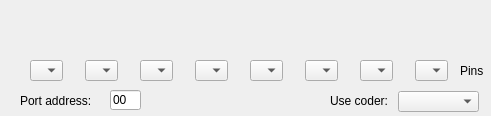
This is IDE/GUI/widgets/Tools/SimLed/simled.ui in AbyssAbbeba/MDS-picoblaze-AVR-ide as Qt 5 draws it before an edit. The edited form follows.
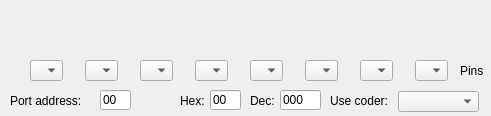
This is the edited form.

```diff
--- a/IDE/GUI/widgets/Tools/SimLed/simled.ui
+++ b/IDE/GUI/widgets/Tools/SimLed/simled.ui
@@ -120,7 +120,7 @@
   <widget class="QLabel" name="label">
    <property name="geometry">
     <rect>
-     <x>20</x>
+     <x>10</x>
      <y>90</y>
      <width>91</width>
      <height>21</height>
@@ -133,7 +133,7 @@
   <widget class="QLineEdit" name="lineEditAddress">
    <property name="geometry">
     <rect>
-     <x>110</x>
+     <x>100</x>
      <y>90</y>
      <width>31</width>
      <height>20</height>
@@ -188,6 +188,64 @@
     <string>Pins</string>
    </property>
   </widget>
+  <widget class="QLineEdit" name="lineEditHex">
+   <property name="geometry">
+    <rect>
+     <x>210</x>
+     <y>90</y>
+     <width>31</width>
+     <height>20</height>
+    </rect>
+   </property>
+   <property name="toolTip">
+    <string>Value on port (hex)</string>
+   </property>
+   <property name="text">
+    <string>00</string>
+   </property>
+  </widget>
+  <widget class="QLabel" name="label_3">
+   <property name="geometry">
+    <rect>
+     <x>180</x>
+     <y>90</y>
+     <width>31</width>
+     <height>21</height>
+    </rect>
+   </property>
+   <property name="text">
+    <string>Hex:</string>
+   </property>
+  </widget>
+  <widget class="QLineEdit" name="lineEditDec">
+   <property name="geometry">
+    <rect>
+     <x>280</x>
+     <y>90</y>
+     <width>41</width>
+     <height>20</height>
+    </rect>
+   </property>
+   <property name="toolTip">
+    <string>Value on port(Dec)</string>
+   </property>
+   <property name="text">
+    <string>000</string>
+   </property>
+  </widget>
+  <widget class="QLabel" name="label_5">
+   <property name="geometry">
+    <rect>
+     <x>250</x>
+     <y>90</y>
+     <width>41</width>
+     <height>21</height>
+    </rect>
+   </property>
+   <property name="text">
+    <string>Dec:</string>
+   </property>
+  </widget>
  </widget>
  <layoutdefault spacing="6" margin="11"/>
  <resources/>
```
